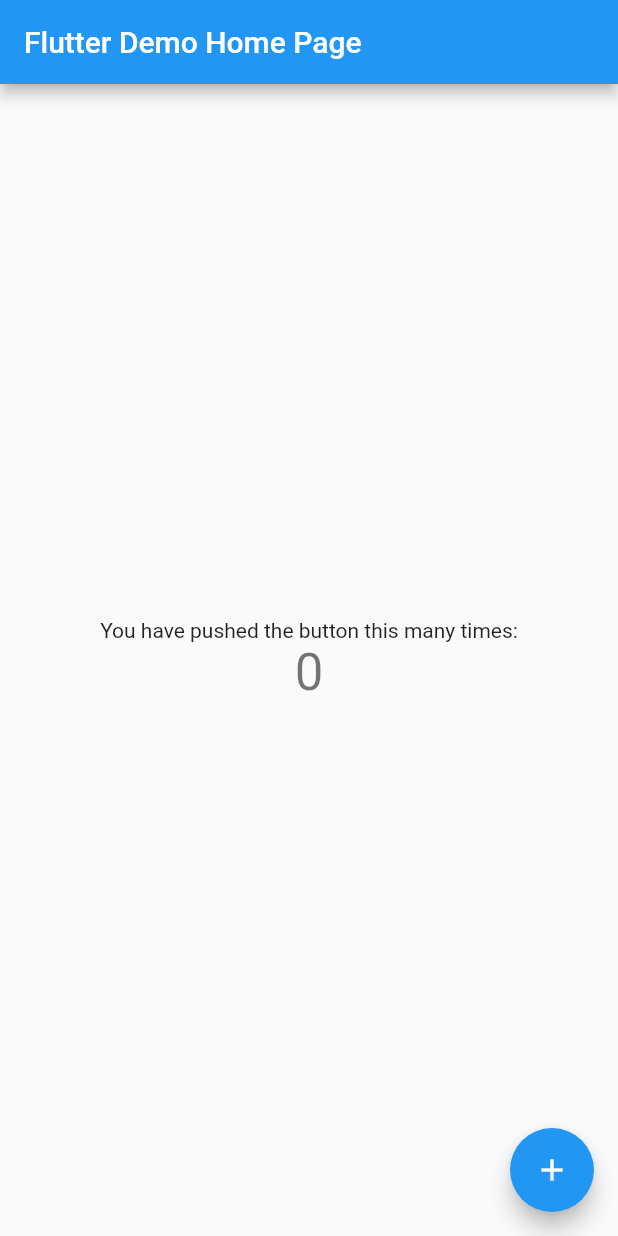
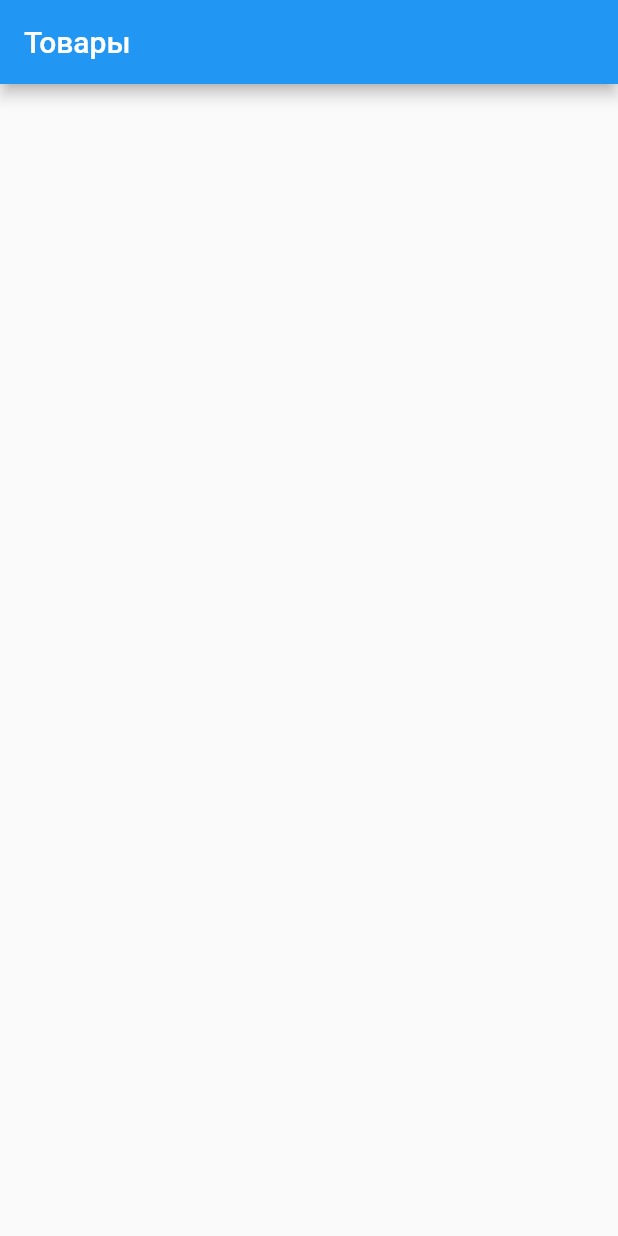
Before and after one commit to sidredin/flutter_work_with_api, a Flutter app: the screen it shows after launch, on a phone screen of 412 x 824 dp. Run offline on Flutter 3.47's test engine with Material 2 defaults, Android fonts, the phone set to English and light mode, and no system bars.

Commit message:
tide main.dart

```diff
--- a/lib/main.dart
+++ b/lib/main.dart
@@ -5,40 +5,17 @@ void main() {
 }
 
 class MyApp extends StatelessWidget {
-  // This widget is the root of your application.
   @override
   Widget build(BuildContext context) {
     return MaterialApp(
-      title: 'Flutter Demo',
-      theme: ThemeData(
-        // This is the theme of your application.
-        //
-        // Try running your application with "flutter run". You'll see the
-        // application has a blue toolbar. Then, without quitting the app, try
-        // changing the primarySwatch below to Colors.green and then invoke
-        // "hot reload" (press "r" in the console where you ran "flutter run",
-        // or simply save your changes to "hot reload" in a Flutter IDE).
-        // Notice that the counter didn't reset back to zero; the application
-        // is not restarted.
-        primarySwatch: Colors.blue,
-      ),
-      home: MyHomePage(title: 'Flutter Demo Home Page'),
+      title: 'Study work with APIs',
+      home: MyHomePage(title: 'Товары'),
     );
   }
 }
 
 class MyHomePage extends StatefulWidget {
   MyHomePage({Key key, this.title}) : super(key: key);
-
-  // This widget is the home page of your application. It is stateful, meaning
-  // that it has a State object (defined below) that contains fields that affect
-  // how it looks.
-
-  // This class is the configuration for the state. It holds the values (in this
-  // case the title) provided by the parent (in this case the App widget) and
-  // used by the build method of the State. Fields in a Widget subclass are
-  // always marked "final".
-
   final String title;
 
   @override
@@ -46,68 +23,15 @@ class MyHomePage extends StatefulWidget {
 }
 
 class _MyHomePageState extends State<MyHomePage> {
-  int _counter = 0;
-
-  void _incrementCounter() {
-    setState(() {
-      // This call to setState tells the Flutter framework that something has
-      // changed in this State, which causes it to rerun the build method below
-      // so that the display can reflect the updated values. If we changed
-      // _counter without calling setState(), then the build method would not be
-      // called again, and so nothing would appear to happen.
-      _counter++;
-    });
-  }
-
   @override
   Widget build(BuildContext context) {
-    // This method is rerun every time setState is called, for instance as done
-    // by the _incrementCounter method above.
-    //
-    // The Flutter framework has been optimized to make rerunning build methods
-    // fast, so that you can just rebuild anything that needs updating rather
-    // than having to individually change instances of widgets.
     return Scaffold(
       appBar: AppBar(
-        // Here we take the value from the MyHomePage object that was created by
-        // the App.build method, and use it to set our appbar title.
         title: Text(widget.title),
       ),
       body: Center(
-        // Center is a layout widget. It takes a single child and positions it
-        // in the middle of the parent.
-        child: Column(
-          // Column is also a layout widget. It takes a list of children and
-          // arranges them vertically. By default, it sizes itself to fit its
-          // children horizontally, and tries to be as tall as its parent.
-          //
-          // Invoke "debug painting" (press "p" in the console, choose the
-          // "Toggle Debug Paint" action from the Flutter Inspector in Android
-          // Studio, or the "Toggle Debug Paint" command in Visual Studio Code)
-          // to see the wireframe for each widget.
-          //
-          // Column has various properties to control how it sizes itself and
-          // how it positions its children. Here we use mainAxisAlignment to
-          // center the children vertically; the main axis here is the vertical
-          // axis because Columns are vertical (the cross axis would be
-          // horizontal).
-          mainAxisAlignment: MainAxisAlignment.center,
-          children: <Widget>[
-            Text(
-              'You have pushed the button this many times:',
-            ),
-            Text(
-              '$_counter',
-              style: Theme.of(context).textTheme.headline4,
-            ),
-          ],
-        ),
+        child: null,
       ),
-      floatingActionButton: FloatingActionButton(
-        onPressed: _incrementCounter,
-        tooltip: 'Increment',
-        child: Icon(Icons.add),
-      ), // This trailing comma makes auto-formatting nicer for build methods.
     );
   }
 }
```
